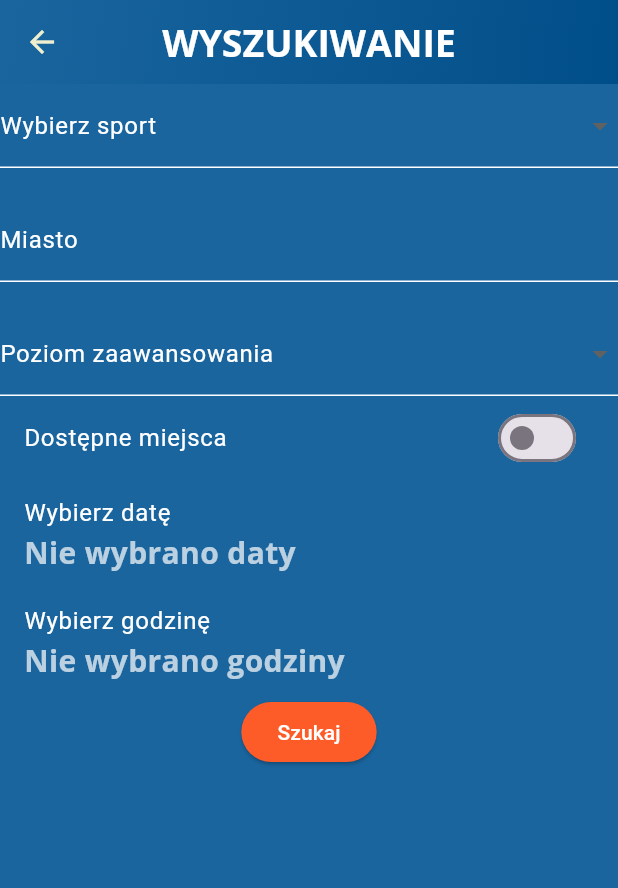
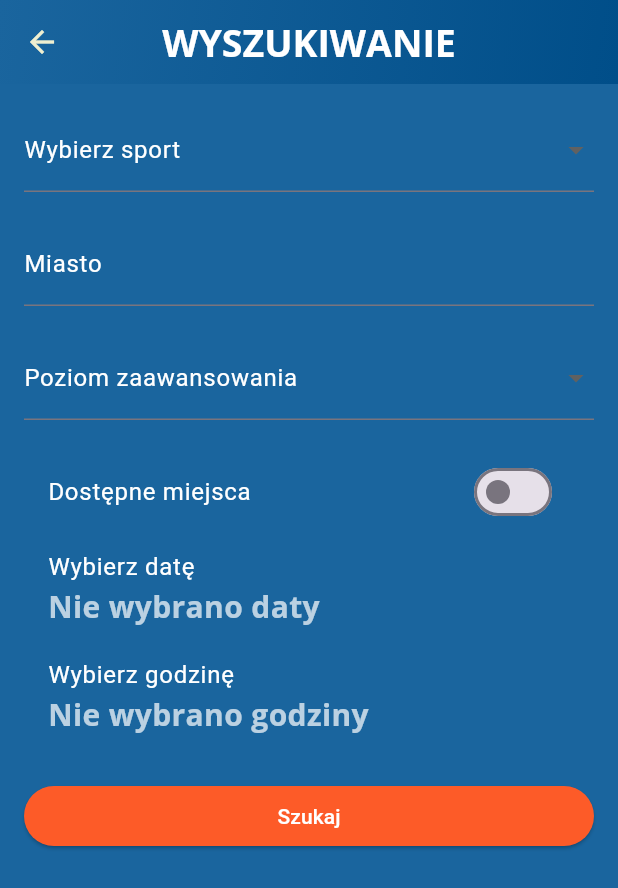
Before and after one commit to LudzCPP/Meetoplay, a Flutter app: the FindMeetPage screen opened directly, on a phone screen of 412 x 824 dp. Shown: the top 888 px of the screen. Run offline on Flutter 3.47's test engine with Material 3 defaults, Android fonts, the phone set to English and light mode, and no system bars; our stand-ins replace cloud_firestore, firebase_auth, firebase_core, firebase_messaging, flutter_local_notifications, flutter_map and 7 more; accounts and stored records are empty; network calls fail.

Commit message:
Add small adjustments

```diff
--- a/lib/find_meet_page.dart
+++ b/lib/find_meet_page.dart
@@ -31,7 +31,6 @@ class _FindMeetPageState extends State<FindMeetPage> {
   return Scaffold(
     appBar: AppBar(
       title: const Text('WYSZUKIWANIE'),
-        // App bar decoration
       flexibleSpace: Container(
         decoration: const BoxDecoration(
           gradient: LinearGradient(
@@ -42,20 +41,16 @@ class _FindMeetPageState extends State<FindMeetPage> {
         ),
       ),
     ),
-      body: Column(
+    body: Padding(
+      padding: const EdgeInsets.all(16.0),
+      child: Column(
+        crossAxisAlignment: CrossAxisAlignment.stretch,
         children: [
-          // Sport dropdown
           DropdownButtonFormField<String>(
             value: _selectedSport,
             decoration: const InputDecoration(
               labelText: 'Wybierz sport',
               labelStyle: TextStyle(color: Colors.white),
-              enabledBorder: UnderlineInputBorder(
-                borderSide: BorderSide(color: Colors.white),
-              ),
-              focusedBorder: UnderlineInputBorder(
-                borderSide: BorderSide(color: specialActionButtonColor),
-              ),
             ),
             dropdownColor: darkBlue,
             style: const TextStyle(color: Colors.white),
@@ -72,34 +67,20 @@ class _FindMeetPageState extends State<FindMeetPage> {
             },
           ),
           const SizedBox(height: 20),
-          // City text field
           TextFormField(
             controller: _cityController,
             decoration: const InputDecoration(
               labelText: 'Miasto',
               labelStyle: TextStyle(color: Colors.white),
-              enabledBorder: UnderlineInputBorder(
-                borderSide: BorderSide(color: Colors.white),
-              ),
-              focusedBorder: UnderlineInputBorder(
-                borderSide: BorderSide(color: specialActionButtonColor),
-              ),
             ),
             style: const TextStyle(color: Colors.white),
           ),
           const SizedBox(height: 20),
-          // Level dropdown
           DropdownButtonFormField<String>(
             value: _selectedLevel,
             decoration: const InputDecoration(
               labelText: 'Poziom zaawansowania',
               labelStyle: TextStyle(color: Colors.white),
-              enabledBorder: UnderlineInputBorder(
-                borderSide: BorderSide(color: Colors.white),
-              ),
-              focusedBorder: UnderlineInputBorder(
-                borderSide: BorderSide(color: specialActionButtonColor),
-              ),
             ),
             dropdownColor: darkBlue,
             style: const TextStyle(color: Colors.white),
@@ -115,9 +96,9 @@ class _FindMeetPageState extends State<FindMeetPage> {
               });
             },
           ),
+          const SizedBox(height: 20),
           SwitchListTile(
-            title: const Text('Dostępne miejsca',
-                style: TextStyle(color: Colors.white)),
+            title: const Text('Dostępne miejsca', style: TextStyle(color: Colors.white)),
             value: _areFreeSpotsAvailable,
             onChanged: (bool value) {
               setState(() {
@@ -126,67 +107,61 @@ class _FindMeetPageState extends State<FindMeetPage> {
             },
             activeColor: specialActionButtonColor,
           ),
-          // Date and time pickers
           ListTile(
-            title: const Text("Wybierz datę",
-                style: TextStyle(color: Colors.white)),
+            title: const Text("Wybierz datę", style: TextStyle(color: Colors.white)),
             subtitle: Text(
-              _selectedDate == null
-                  ? "Nie wybrano daty"
-                  : "${_selectedDate!.day}/${_selectedDate!.month}/${_selectedDate!.year}",
+              _selectedDate == null ? "Nie wybrano daty" : "${_selectedDate!.day}/${_selectedDate!.month}/${_selectedDate!.year}",
               style: const TextStyle(color: Colors.white70),
             ),
             onTap: _pickDate,
           ),
           ListTile(
-            title: const Text("Wybierz godzinę",
-                style: TextStyle(color: Colors.white)),
+            title: const Text("Wybierz godzinę", style: TextStyle(color: Colors.white)),
             subtitle: Text(
-              _selectedTime == null
-                  ? "Nie wybrano godziny"
-                  : _selectedTime!.format(context),
+              _selectedTime == null ? "Nie wybrano godziny" : _selectedTime!.format(context),
               style: const TextStyle(color: Colors.white70),
             ),
             onTap: _pickTime,
           ),
-          // Search button
+          const SizedBox(height: 20),
           ElevatedButton(
             onPressed: searchMeetings,
             style: ButtonStyle(
-              backgroundColor:
-                  MaterialStateProperty.all(specialActionButtonColor),
+              backgroundColor: MaterialStateProperty.all(specialActionButtonColor),
               foregroundColor: MaterialStateProperty.all(Colors.white),
             ),
             child: const Text('Szukaj'),
           ),
-          // Results list
+          const SizedBox(height: 20),
           Expanded(
             child: ListView.builder(
-              shrinkWrap: true,
               itemCount: filteredMeetings.length,
               itemBuilder: (context, index) {
                 Meeting meeting = filteredMeetings[index];
-                return ListTile(
-                  title: Text(meeting.name,
-                      style: const TextStyle(color: Colors.white)),
-                  subtitle: Text("Organizator: ${meeting.organizerName}",
-                      style: const TextStyle(color: Colors.white70)),
+                return Card(
+                  color: darkBlue,
+                  margin: const EdgeInsets.symmetric(vertical: 8.0),
+                  child: ListTile(
+                    title: Text(meeting.name, style: const TextStyle(color: Colors.white)),
+                    subtitle: Text("Organizator: ${meeting.organizerName}", style: const TextStyle(color: Colors.white70)),
                     onTap: () {
                       Navigator.of(context).push(
                         MaterialPageRoute(
-                        builder: (context) =>
-                            EventDetailsPage(meeting: meeting),
+                          builder: (context) => EventDetailsPage(meeting: meeting),
                         ),
                       );
                     },
+                  ),
                 );
               },
             ),
           ),
         ],
       ),
+    ),
   );
 }
+
 
   void _pickDate() async {
     DateTime? pickedDate = await showDatePicker(
--- a/lib/map_page.dart
+++ b/lib/map_page.dart
@@ -41,6 +41,11 @@ class _MapPageState extends State<MapPage> {
         child: FlutterMap(
           mapController: mapController,
           options: MapOptions(
+            interactionOptions: const InteractionOptions(
+              flags: InteractiveFlag.pinchZoom |
+                  InteractiveFlag.drag |
+                  InteractiveFlag.pinchMove,
+            ),
             cameraConstraint: CameraConstraint.contain(
               bounds: LatLngBounds(
                 const LatLng(49.002, 14.122), // SW point of Poland
```
Also changed, not shown: lib/event_details_page.dart (+18 -14 lines), lib/meet_marker.dart (+25 -18 lines), lib/menu_page.dart (+8 -6 lines). Lines whose indentation alone changed are shown as unchanged.
